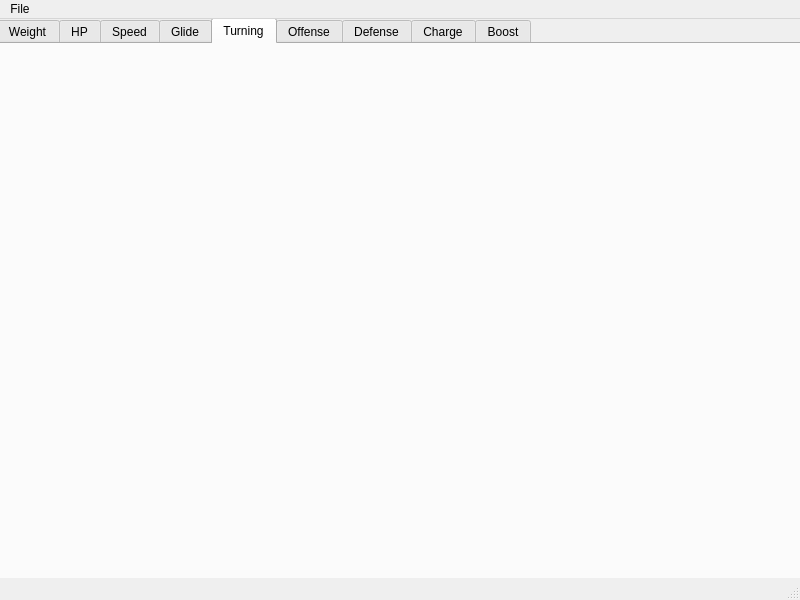
This is star_garage.ui in ALPHAMARIOX/Star_Garage as Qt 5 draws it before an edit. The edited form follows.
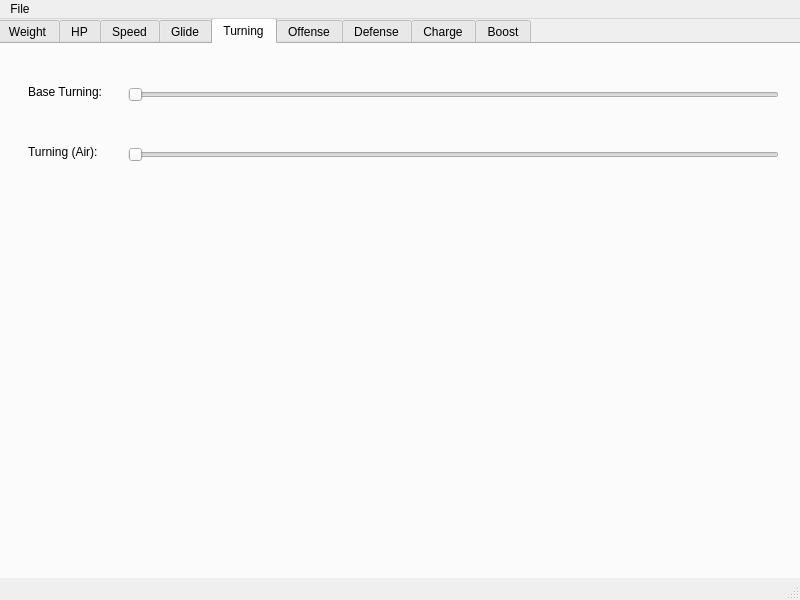
This is the edited form. The open tabs and pages were chosen to show the change. Icons and pictures are not drawn.

Commit message: Extra UI controls and code cleanup.

The edit to the form file:
```diff
--- a/star_garage.ui
+++ b/star_garage.ui
@@ -100,6 +100,61 @@
      <attribute name="title">
       <string>Turning</string>
      </attribute>
+     <attribute name="toolTip">
+      <string>The star's handling attribute.</string>
+     </attribute>
+     <widget class="QLabel" name="lblBaseTurn">
+      <property name="geometry">
+       <rect>
+        <x>30</x>
+        <y>40</y>
+        <width>81</width>
+        <height>16</height>
+       </rect>
+      </property>
+      <property name="text">
+       <string>Base Turning:</string>
+      </property>
+     </widget>
+     <widget class="QSlider" name="hslTurn">
+      <property name="geometry">
+       <rect>
+        <x>130</x>
+        <y>40</y>
+        <width>651</width>
+        <height>22</height>
+       </rect>
+      </property>
+      <property name="orientation">
+       <enum>Qt::Horizontal</enum>
+      </property>
+     </widget>
+     <widget class="QLabel" name="label">
+      <property name="geometry">
+       <rect>
+        <x>30</x>
+        <y>100</y>
+        <width>71</width>
+        <height>16</height>
+       </rect>
+      </property>
+      <property name="text">
+       <string>Turning (Air):</string>
+      </property>
+     </widget>
+     <widget class="QSlider" name="hslTurnInAIR">
+      <property name="geometry">
+       <rect>
+        <x>130</x>
+        <y>100</y>
+        <width>651</width>
+        <height>22</height>
+       </rect>
+      </property>
+      <property name="orientation">
+       <enum>Qt::Horizontal</enum>
+      </property>
+     </widget>
     </widget>
     <widget class="QWidget" name="tbOffense">
      <attribute name="icon">
```
Left out of the diff: 105 changed lines with no effect on the pictures. The commit also changes 1 other file.
